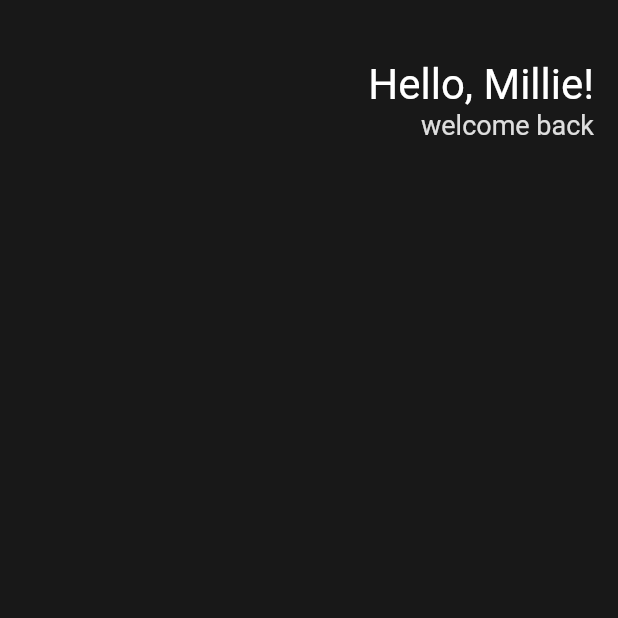
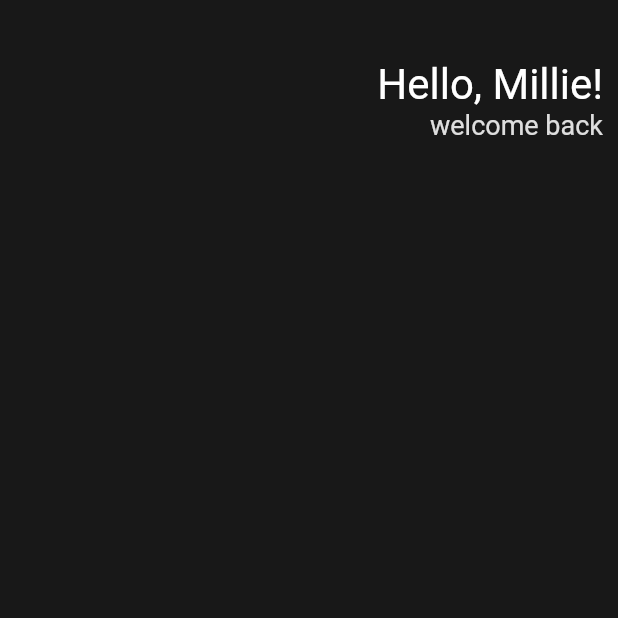
Before and after one commit to milliekang/toonflix, a Flutter app: the screen it shows after launch, on a phone screen of 412 x 824 dp, the top half of it. Run offline on Flutter 3.47's test engine with Material 2 defaults, Android fonts, the phone set to English and light mode, and no system bars.

Commit message:
developer tools

```diff
--- a/lib/main.dart
+++ b/lib/main.dart
@@ -16,7 +16,7 @@ class MyApp extends StatelessWidget {
         // custom color
         backgroundColor: Color(0xFF181818),
         body:Padding(
-          padding:EdgeInsets.symmetric(horizontal: 16),
+          padding:EdgeInsets.symmetric(horizontal: 10),
           child:
           Column(children: [
             SizedBox(
```
Also changed, not shown: 2 other files.
